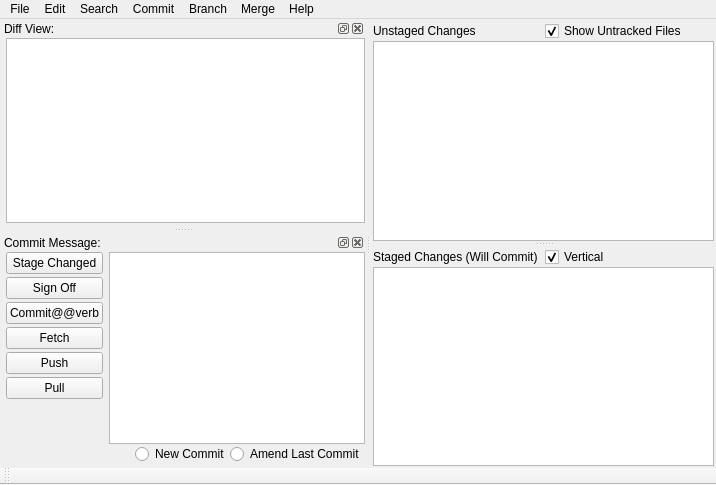
Before: the Qt Designer form ui/main.ui in git-cola/git-cola, drawn with Qt 5.
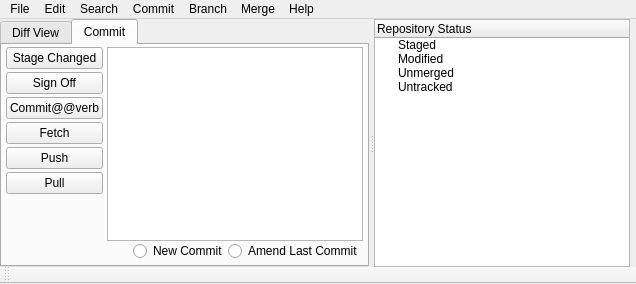
After: the same form once the commit is applied. The open tabs and pages were chosen to show the change.

```diff
--- a/ui/main.ui
+++ b/ui/main.ui
@@ -6,181 +6,414 @@
    <rect>
     <x>0</x>
     <y>0</y>
-    <width>716</width>
-    <height>485</height>
+    <width>621</width>
+    <height>281</height>
    </rect>
   </property>
   <property name="dockOptions" >
    <set>QMainWindow::AllowNestedDocks|QMainWindow::AllowTabbedDocks|QMainWindow::AnimatedDocks|QMainWindow::ForceTabbedDocks</set>
   </property>
   <widget class="QWidget" name="centralwidget" >
-   <property name="geometry" >
-    <rect>
-     <x>363</x>
-     <y>26</y>
-     <width>353</width>
-     <height>444</height>
-    </rect>
-   </property>
    <property name="sizePolicy" >
     <sizepolicy vsizetype="Minimum" hsizetype="Minimum" >
      <horstretch>1</horstretch>
      <verstretch>1</verstretch>
     </sizepolicy>
    </property>
-   <layout class="QHBoxLayout" >
+   <layout class="QHBoxLayout" name="horizontalLayout_2" >
     <property name="spacing" >
+     <number>4</number>
+    </property>
+    <property name="leftMargin" >
      <number>0</number>
     </property>
-    <property name="margin" >
+    <property name="topMargin" >
+     <number>0</number>
+    </property>
+    <property name="rightMargin" >
+     <number>6</number>
+    </property>
+    <property name="bottomMargin" >
      <number>0</number>
     </property>
     <item>
      <widget class="QSplitter" name="splitter" >
-      <property name="sizePolicy" >
-       <sizepolicy vsizetype="Minimum" hsizetype="Minimum" >
-        <horstretch>0</horstretch>
-        <verstretch>1</verstretch>
-       </sizepolicy>
-      </property>
-      <property name="minimumSize" >
-       <size>
-        <width>1</width>
-        <height>1</height>
-       </size>
-      </property>
-      <property name="frameShape" >
-       <enum>QFrame::NoFrame</enum>
-      </property>
-      <property name="frameShadow" >
-       <enum>QFrame::Plain</enum>
-      </property>
       <property name="orientation" >
-       <enum>Qt::Vertical</enum>
-      </property>
-      <property name="opaqueResize" >
-       <bool>false</bool>
+       <enum>Qt::Horizontal</enum>
       </property>
       <property name="handleWidth" >
-       <number>2</number>
+       <number>5</number>
       </property>
-      <widget class="QWidget" name="layoutWidget" >
-       <layout class="QVBoxLayout" >
-        <property name="spacing" >
-         <number>0</number>
-        </property>
-        <item>
-         <layout class="QHBoxLayout" >
-          <item>
-           <widget class="QLabel" name="label_3" >
-            <property name="sizePolicy" >
-             <sizepolicy vsizetype="Fixed" hsizetype="Minimum" >
-              <horstretch>0</horstretch>
-              <verstretch>0</verstretch>
-             </sizepolicy>
+      <widget class="QTabWidget" name="tabwidget" >
+       <property name="sizePolicy" >
+        <sizepolicy vsizetype="Expanding" hsizetype="Expanding" >
+         <horstretch>1</horstretch>
+         <verstretch>0</verstretch>
+        </sizepolicy>
+       </property>
+       <property name="currentIndex" >
+        <number>0</number>
+       </property>
+       <widget class="QWidget" name="diffwidget" >
+        <attribute name="title" >
+         <string>Diff View</string>
+        </attribute>
+        <layout class="QVBoxLayout" name="verticalLayout_2" >
+         <property name="spacing" >
+          <number>0</number>
+         </property>
+         <property name="leftMargin" >
+          <number>4</number>
+         </property>
+         <property name="topMargin" >
+          <number>2</number>
+         </property>
+         <property name="rightMargin" >
+          <number>4</number>
+         </property>
+         <property name="bottomMargin" >
+          <number>4</number>
+         </property>
+         <item>
+          <widget class="QTextEdit" name="display_text" >
+           <property name="sizePolicy" >
+            <sizepolicy vsizetype="MinimumExpanding" hsizetype="MinimumExpanding" >
+             <horstretch>0</horstretch>
+             <verstretch>0</verstretch>
+            </sizepolicy>
+           </property>
+           <property name="minimumSize" >
+            <size>
+             <width>1</width>
+             <height>1</height>
+            </size>
+           </property>
+           <property name="tabChangesFocus" >
+            <bool>true</bool>
+           </property>
+           <property name="lineWrapMode" >
+            <enum>QTextEdit::NoWrap</enum>
+           </property>
+           <property name="readOnly" >
+            <bool>true</bool>
+           </property>
+           <property name="acceptRichText" >
+            <bool>false</bool>
+           </property>
+           <property name="cursorWidth" >
+            <number>2</number>
+           </property>
+           <property name="textInteractionFlags" >
+            <set>Qt::LinksAccessibleByKeyboard|Qt::LinksAccessibleByMouse|Qt::TextBrowserInteraction|Qt::TextSelectableByKeyboard|Qt::TextSelectableByMouse</set>
+           </property>
+          </widget>
+         </item>
+        </layout>
+       </widget>
+       <widget class="QWidget" name="commitwidget" >
+        <attribute name="title" >
+         <string>Commit</string>
+        </attribute>
+        <layout class="QHBoxLayout" name="horizontalLayout" >
+         <property name="spacing" >
+          <number>4</number>
+         </property>
+         <property name="leftMargin" >
+          <number>4</number>
+         </property>
+         <property name="topMargin" >
+          <number>2</number>
+         </property>
+         <property name="rightMargin" >
+          <number>4</number>
+         </property>
+         <property name="bottomMargin" >
+          <number>4</number>
+         </property>
+         <item>
+          <widget class="QWidget" native="1" name="widget_4" >
+           <property name="sizePolicy" >
+            <sizepolicy vsizetype="Preferred" hsizetype="Minimum" >
+             <horstretch>0</horstretch>
+             <verstretch>0</verstretch>
+            </sizepolicy>
+           </property>
+           <property name="minimumSize" >
+            <size>
+             <width>0</width>
+             <height>10</height>
+            </size>
+           </property>
+           <layout class="QVBoxLayout" >
+            <property name="spacing" >
+             <number>3</number>
             </property>
-            <property name="minimumSize" >
-             <size>
-              <width>121</width>
-              <height>14</height>
-             </size>
+            <property name="sizeConstraint" >
+             <enum>QLayout::SetNoConstraint</enum>
             </property>
-            <property name="text" >
-             <string>Unstaged Changes</string>
+            <property name="margin" >
+             <number>0</number>
             </property>
-           </widget>
-          </item>
-          <item>
-           <widget class="QCheckBox" name="show_untracked" >
-            <property name="text" >
-             <string>Show Untracked Files</string>
-            </property>
-            <property name="checked" >
-             <bool>true</bool>
-            </property>
-           </widget>
-          </item>
-         </layout>
-        </item>
-        <item>
-         <widget class="QListWidget" name="unstaged" >
-          <property name="sizePolicy" >
-           <sizepolicy vsizetype="MinimumExpanding" hsizetype="MinimumExpanding" >
-            <horstretch>0</horstretch>
-            <verstretch>0</verstretch>
-           </sizepolicy>
-          </property>
-          <property name="alternatingRowColors" >
-           <bool>true</bool>
-          </property>
-          <property name="selectionMode" >
-           <enum>QAbstractItemView::ExtendedSelection</enum>
-          </property>
-          <property name="viewMode" >
-           <enum>QListView::ListMode</enum>
-          </property>
-          <property name="uniformItemSizes" >
-           <bool>true</bool>
-          </property>
-         </widget>
-        </item>
-       </layout>
+            <item>
+             <widget class="QPushButton" name="stage_button" >
+              <property name="sizePolicy" >
+               <sizepolicy vsizetype="Minimum" hsizetype="Minimum" >
+                <horstretch>0</horstretch>
+                <verstretch>0</verstretch>
+               </sizepolicy>
+              </property>
+              <property name="minimumSize" >
+               <size>
+                <width>0</width>
+                <height>22</height>
+               </size>
+              </property>
+              <property name="text" >
+               <string>Stage Changed</string>
+              </property>
+              <property name="flat" >
+               <bool>false</bool>
+              </property>
+             </widget>
+            </item>
+            <item>
+             <widget class="QPushButton" name="signoff_button" >
+              <property name="sizePolicy" >
+               <sizepolicy vsizetype="Minimum" hsizetype="Minimum" >
+                <horstretch>0</horstretch>
+                <verstretch>0</verstretch>
+               </sizepolicy>
+              </property>
+              <property name="minimumSize" >
+               <size>
+                <width>0</width>
+                <height>22</height>
+               </size>
+              </property>
+              <property name="text" >
+               <string>Sign Off</string>
+              </property>
+             </widget>
+            </item>
+            <item>
+             <widget class="QPushButton" name="commit_button" >
+              <property name="sizePolicy" >
+               <sizepolicy vsizetype="Minimum" hsizetype="Minimum" >
+                <horstretch>0</horstretch>
+                <verstretch>0</verstretch>
+               </sizepolicy>
+              </property>
+              <property name="minimumSize" >
+               <size>
+                <width>0</width>
+                <height>22</height>
+               </size>
+              </property>
+              <property name="text" >
+               <string>Commit@@verb</string>
+              </property>
+             </widget>
+            </item>
+            <item>
+             <widget class="QPushButton" name="fetch_button" >
+              <property name="sizePolicy" >
+               <sizepolicy vsizetype="Minimum" hsizetype="Minimum" >
+                <horstretch>0</horstretch>
+                <verstretch>0</verstretch>
+               </sizepolicy>
+              </property>
+              <property name="minimumSize" >
+               <size>
+                <width>0</width>
+                <height>22</height>
+               </size>
+              </property>
+              <property name="text" >
+               <string>Fetch</string>
+              </property>
+             </widget>
+            </item>
+            <item>
+             <widget class="QPushButton" name="push_button" >
+              <property name="sizePolicy" >
+               <sizepolicy vsizetype="Minimum" hsizetype="Minimum" >
+                <horstretch>0</horstretch>
+                <verstretch>0</verstretch>
+               </sizepolicy>
+              </property>
+              <property name="minimumSize" >
+               <size>
+                <width>0</width>
+                <height>22</height>
+               </size>
+              </property>
+              <property name="text" >
+               <string>Push</string>
+              </property>
+             </widget>
+            </item>
+            <item>
+             <widget class="QPushButton" name="pull_button" >
+              <property name="sizePolicy" >
+               <sizepolicy vsizetype="Minimum" hsizetype="Minimum" >
+                <horstretch>0</horstretch>
+                <verstretch>0</verstretch>
+               </sizepolicy>
+              </property>
+              <property name="minimumSize" >
+               <size>
+                <width>0</width>
+                <height>22</height>
+               </size>
+              </property>
+              <property name="text" >
+               <string>Pull</string>
+              </property>
+             </widget>
+            </item>
+            <item>
+             <spacer>
+              <property name="orientation" >
+               <enum>Qt::Vertical</enum>
+              </property>
+              <property name="sizeType" >
+               <enum>QSizePolicy::MinimumExpanding</enum>
+              </property>
+              <property name="sizeHint" stdset="0" >
+               <size>
+                <width>1</width>
+                <height>4</height>
+               </size>
+              </property>
+             </spacer>
+            </item>
+            <item>
+             <widget class="QLabel" name="column_label" >
+              <property name="text" >
+               <string/>
+              </property>
+              <property name="alignment" >
+               <set>Qt::AlignCenter</set>
+              </property>
+             </widget>
+            </item>
+           </layout>
+           <zorder>stage_button</zorder>
+           <zorder>signoff_button</zorder>
+           <zorder>commit_button</zorder>
+           <zorder>fetch_button</zorder>
+           <zorder>push_button</zorder>
+           <zorder>pull_button</zorder>
+           <zorder>column_label</zorder>
+           <zorder></zorder>
+          </widget>
+         </item>
+         <item>
+          <layout class="QVBoxLayout" name="verticalLayout" >
+           <property name="spacing" >
+            <number>0</number>
+           </property>
+           <item>
+            <widget class="QTextEdit" name="commitmsg" >
+             <property name="sizePolicy" >
+              <sizepolicy vsizetype="MinimumExpanding" hsizetype="Minimum" >
+               <horstretch>0</horstretch>
+               <verstretch>0</verstretch>
+              </sizepolicy>
+             </property>
+             <property name="lineWrapMode" >
+              <enum>QTextEdit::NoWrap</enum>
+             </property>
+             <property name="acceptRichText" >
+              <bool>false</bool>
+             </property>
+            </widget>
+           </item>
+           <item>
+            <layout class="QHBoxLayout" >
+             <property name="spacing" >
+              <number>0</number>
+             </property>
+             <property name="leftMargin" >
+              <number>0</number>
+             </property>
+             <item>
+              <spacer>
+               <property name="orientation" >
+                <enum>Qt::Horizontal</enum>
+               </property>
+               <property name="sizeType" >
+                <enum>QSizePolicy::MinimumExpanding</enum>
+               </property>
+               <property name="sizeHint" stdset="0" >
+                <size>
+                 <width>1</width>
+                 <height>1</height>
+                </size>
+               </property>
+              </spacer>
+             </item>
+             <item>
+              <widget class="QRadioButton" name="new_commit_radio" >
+               <property name="text" >
+                <string>New Commit</string>
+               </property>
+              </widget>
+             </item>
+             <item>
+              <widget class="QRadioButton" name="amend_radio" >
+               <property name="text" >
+                <string>Amend Last Commit</string>
+               </property>
+              </widget>
+             </item>
+            </layout>
+           </item>
+          </layout>
+         </item>
+        </layout>
+        <zorder>widget_4</zorder>
+        <zorder></zorder>
+       </widget>
       </widget>
-      <widget class="QWidget" name="layoutWidget_2" >
-       <layout class="QVBoxLayout" >
-        <property name="spacing" >
-         <number>0</number>
+      <widget class="QTreeWidget" name="status_tree" >
+       <property name="sizePolicy" >
+        <sizepolicy vsizetype="Expanding" hsizetype="MinimumExpanding" >
+         <horstretch>0</horstretch>
+         <verstretch>0</verstretch>
+        </sizepolicy>
+       </property>
+       <property name="selectionMode" >
+        <enum>QAbstractItemView::ExtendedSelection</enum>
+       </property>
+       <property name="animated" >
+        <bool>true</bool>
+       </property>
+       <column>
+        <property name="text" >
+         <string>Repository Status</string>
         </property>
-        <item>
-         <layout class="QHBoxLayout" >
-          <item>
-           <widget class="QLabel" name="label_2" >
-            <property name="sizePolicy" >
-             <sizepolicy vsizetype="Fixed" hsizetype="Minimum" >
-              <horstretch>0</horstretch>
-              <verstretch>0</verstretch>
-             </sizepolicy>
-            </property>
-            <property name="text" >
-             <string>Staged Changes (Will Commit)</string>
-            </property>
-           </widget>
-          </item>
-          <item>
-           <widget class="QCheckBox" name="vertical_checkbox" >
-            <property name="text" >
-             <string>Vertical</string>
-            </property>
-            <property name="checked" >
-             <bool>true</bool>
-            </property>
-           </widget>
-          </item>
-         </layout>
-        </item>
-        <item>
-         <widget class="QListWidget" name="staged" >
-          <property name="sizePolicy" >
-           <sizepolicy vsizetype="MinimumExpanding" hsizetype="MinimumExpanding" >
-            <horstretch>0</horstretch>
-            <verstretch>0</verstretch>
-           </sizepolicy>
-          </property>
-          <property name="alternatingRowColors" >
-           <bool>true</bool>
-          </property>
-          <property name="selectionMode" >
-           <enum>QAbstractItemView::ExtendedSelection</enum>
-          </property>
-          <property name="viewMode" >
-           <enum>QListView::ListMode</enum>
-          </property>
-          <property name="uniformItemSizes" >
-           <bool>true</bool>
-          </property>
-         </widget>
-        </item>
-       </layout>
+       </column>
+       <item>
+        <property name="text" >
+         <string>Staged</string>
+        </property>
+       </item>
+       <item>
+        <property name="text" >
+         <string>Modified</string>
+        </property>
+       </item>
+       <item>
+        <property name="text" >
+         <string>Unmerged</string>
+        </property>
+       </item>
+       <item>
+        <property name="text" >
+         <string>Untracked</string>
+        </property>
+       </item>
       </widget>
      </widget>
     </item>
@@ -191,8 +424,8 @@
     <rect>
      <x>0</x>
      <y>0</y>
-     <width>716</width>
-     <height>26</height>
+     <width>621</width>
+     <height>22</height>
     </rect>
    </property>
    <widget class="QMenu" name="commit_menu" >
@@ -338,469 +571,10 @@
    <addaction name="merge_menu" />
    <addaction name="help_menu" />
   </widget>
-  <widget class="QDockWidget" name="diff_dock" >
-   <property name="geometry" >
-    <rect>
-     <x>0</x>
-     <y>26</y>
-     <width>357</width>
-     <height>200</height>
-    </rect>
-   </property>
-   <property name="sizePolicy" >
-    <sizepolicy vsizetype="MinimumExpanding" hsizetype="MinimumExpanding" >
-     <horstretch>0</horstretch>
-     <verstretch>0</verstretch>
-    </sizepolicy>
-   </property>
-   <property name="minimumSize" >
-    <size>
-     <width>0</width>
-     <height>0</height>
-    </size>
-   </property>
-   <property name="floating" >
-    <bool>false</bool>
-   </property>
-   <property name="windowTitle" >
-    <string>Diff View:</string>
-   </property>
-   <attribute name="dockWidgetArea" >
-    <number>1</number>
-   </attribute>
-   <widget class="QWidget" name="dockWidgetContents_2" >
-    <property name="geometry" >
-     <rect>
-      <x>0</x>
-      <y>20</y>
-      <width>357</width>
-      <height>180</height>
-     </rect>
-    </property>
-    <layout class="QHBoxLayout" >
-     <property name="spacing" >
-      <number>0</number>
-     </property>
-     <property name="sizeConstraint" >
-      <enum>QLayout::SetNoConstraint</enum>
-     </property>
-     <property name="leftMargin" >
-      <number>6</number>
-     </property>
-     <property name="topMargin" >
-      <number>0</number>
-     </property>
-     <property name="rightMargin" >
-      <number>0</number>
-     </property>
-     <property name="bottomMargin" >
-      <number>4</number>
-     </property>
-     <item>
-      <widget class="QWidget" native="1" name="widget" >
-       <property name="sizePolicy" >
-        <sizepolicy vsizetype="MinimumExpanding" hsizetype="MinimumExpanding" >
-         <horstretch>0</horstretch>
-         <verstretch>0</verstretch>
-        </sizepolicy>
-       </property>
-       <property name="minimumSize" >
-        <size>
-         <width>111</width>
-         <height>50</height>
-        </size>
-       </property>
-       <layout class="QVBoxLayout" >
-        <property name="spacing" >
-         <number>0</number>
-        </property>
-        <property name="margin" >
-         <number>0</number>
-        </property>
-        <item>
-         <widget class="QTextEdit" name="display_text" >
-          <property name="sizePolicy" >
-           <sizepolicy vsizetype="MinimumExpanding" hsizetype="MinimumExpanding" >
-            <horstretch>0</horstretch>
-            <verstretch>0</verstretch>
-           </sizepolicy>
-          </property>
-          <property name="minimumSize" >
-           <size>
-            <width>1</width>
-            <height>1</height>
-           </size>
-          </property>
-          <property name="tabChangesFocus" >
-           <bool>true</bool>
-          </property>
-          <property name="lineWrapMode" >
-           <enum>QTextEdit::NoWrap</enum>
-          </property>
-          <property name="readOnly" >
-           <bool>true</bool>
-          </property>
-          <property name="acceptRichText" >
-           <bool>false</bool>
-          </property>
-          <property name="cursorWidth" >
-           <number>2</number>
-          </property>
-          <property name="textInteractionFlags" >
-           <set>Qt::LinksAccessibleByKeyboard|Qt::LinksAccessibleByMouse|Qt::TextBrowserInteraction|Qt::TextSelectableByKeyboard|Qt::TextSelectableByMouse</set>
-          </property>
-         </widget>
-        </item>
-       </layout>
-      </widget>
-     </item>
-    </layout>
-   </widget>
-  </widget>
-  <widget class="QDockWidget" name="editor_dock" >
-   <property name="geometry" >
-    <rect>
-     <x>0</x>
-     <y>232</y>
-     <width>357</width>
-     <height>238</height>
-    </rect>
-   </property>
-   <property name="sizePolicy" >
-    <sizepolicy vsizetype="Minimum" hsizetype="Minimum" >
-     <horstretch>0</horstretch>
-     <verstretch>0</verstretch>
-    </sizepolicy>
-   </property>
-   <property name="floating" >
-    <bool>false</bool>
-   </property>
-   <property name="windowTitle" >
-    <string>Commit Message:</string>
-   </property>
-   <attribute name="dockWidgetArea" >
-    <number>1</number>
-   </attribute>
-   <widget class="QWidget" name="dockWidgetContents_3" >
-    <property name="geometry" >
-     <rect>
-      <x>0</x>
-      <y>20</y>
-      <width>357</width>
-      <height>218</height>
-     </rect>
-    </property>
-    <property name="sizePolicy" >
-     <sizepolicy vsizetype="MinimumExpanding" hsizetype="MinimumExpanding" >
-      <horstretch>0</horstretch>
-      <verstretch>0</verstretch>
-     </sizepolicy>
-    </property>
-    <layout class="QHBoxLayout" >
-     <property name="spacing" >
-      <number>0</number>
-     </property>
-     <property name="sizeConstraint" >
-      <enum>QLayout::SetNoConstraint</enum>
-     </property>
-     <property name="leftMargin" >
-      <number>6</number>
-     </property>
-     <property name="topMargin" >
-      <number>0</number>
-     </property>
-     <property name="rightMargin" >
-      <number>0</number>
-     </property>
-     <property name="bottomMargin" >
-      <number>4</number>
-     </property>
-     <item>
-      <widget class="QWidget" native="1" name="widget_2" >
-       <property name="sizePolicy" >
-        <sizepolicy vsizetype="Minimum" hsizetype="MinimumExpanding" >
-         <horstretch>0</horstretch>
-         <verstretch>1</verstretch>
-        </sizepolicy>
-       </property>
-       <property name="minimumSize" >
-        <size>
-         <width>10</width>
-         <height>100</height>
-        </size>
-       </property>
-       <layout class="QHBoxLayout" >
-        <property name="spacing" >
-         <number>6</number>
-        </property>
-        <property name="margin" >
-         <number>0</number>
-        </property>
-        <item>
-         <widget class="QWidget" native="1" name="widget_4" >
-          <property name="sizePolicy" >
-           <sizepolicy vsizetype="Preferred" hsizetype="Minimum" >
-            <horstretch>0</horstretch>
-            <verstretch>0</verstretch>
-           </sizepolicy>
-          </property>
-          <property name="minimumSize" >
-           <size>
-            <width>0</width>
-            <height>10</height>
-           </size>
-          </property>
-          <layout class="QVBoxLayout" >
-           <property name="spacing" >
-            <number>3</number>
-           </property>
-           <property name="sizeConstraint" >
-            <enum>QLayout::SetNoConstraint</enum>
-           </property>
-           <property name="margin" >
-            <number>0</number>
-           </property>
-           <item>
-            <widget class="QPushButton" name="stage_button" >
-             <property name="sizePolicy" >
-              <sizepolicy vsizetype="Minimum" hsizetype="Minimum" >
-               <horstretch>0</horstretch>
-               <verstretch>0</verstretch>
-              </sizepolicy>
-             </property>
-             <property name="minimumSize" >
-              <size>
-               <width>0</width>
-               <height>22</height>
-              </size>
-             </property>
-             <property name="text" >
-              <string>Stage Changed</string>
-             </property>
-             <property name="flat" >
-              <bool>false</bool>
-             </property>
-            </widget>
-           </item>
-           <item>
-            <widget class="QPushButton" name="signoff_button" >
-             <property name="sizePolicy" >
-              <sizepolicy vsizetype="Minimum" hsizetype="Minimum" >
-               <horstretch>0</horstretch>
-               <verstretch>0</verstretch>
-              </sizepolicy>
-             </property>
-             <property name="minimumSize" >
-              <size>
-               <width>0</width>
-               <height>22</height>
-              </size>
-             </property>
-             <property name="text" >
-              <string>Sign Off</string>
-             </property>
-            </widget>
-           </item>
-           <item>
-            <widget class="QPushButton" name="commit_button" >
-             <property name="sizePolicy" >
-              <sizepolicy vsizetype="Minimum" hsizetype="Minimum" >
-               <horstretch>0</horstretch>
-               <verstretch>0</verstretch>
-              </sizepolicy>
-             </property>
-             <property name="minimumSize" >
-              <size>
-               <width>0</width>
-               <height>22</height>
-              </size>
-             </property>
-             <property name="text" >
-              <string>Commit@@verb</string>
-             </property>
-            </widget>
-           </item>
-           <item>
-            <widget class="QPushButton" name="fetch_button" >
-             <property name="sizePolicy" >
-              <sizepolicy vsizetype="Minimum" hsizetype="Minimum" >
-               <horstretch>0</horstretch>
-               <verstretch>0</verstretch>
-              </sizepolicy>
-             </property>
-             <property name="minimumSize" >
-              <size>
-               <width>0</width>
-               <height>22</height>
-              </size>
-             </property>
-             <property name="text" >
-              <string>Fetch</string>
-             </property>
-            </widget>
-           </item>
-           <item>
-            <widget class="QPushButton" name="push_button" >
-             <property name="sizePolicy" >
-              <sizepolicy vsizetype="Minimum" hsizetype="Minimum" >
-               <horstretch>0</horstretch>
-               <verstretch>0</verstretch>
-              </sizepolicy>
-             </property>
-             <property name="minimumSize" >
-              <size>
-               <width>0</width>
-               <height>22</height>
-              </size>
-             </property>
-             <property name="text" >
-              <string>Push</string>
-             </property>
-            </widget>
-           </item>
-           <item>
-            <widget class="QPushButton" name="pull_button" >
-             <property name="sizePolicy" >
-              <sizepolicy vsizetype="Minimum" hsizetype="Minimum" >
-               <horstretch>0</horstretch>
-               <verstretch>0</verstretch>
-              </sizepolicy>
-             </property>
-             <property name="minimumSize" >
-              <size>
-               <width>0</width>
-               <height>22</height>
-              </size>
-             </property>
-             <property name="text" >
-              <string>Pull</string>
-             </property>
-            </widget>
-           </item>
-           <item>
-            <spacer>
-             <property name="orientation" >
-              <enum>Qt::Vertical</enum>
-             </property>
-             <property name="sizeType" >
-              <enum>QSizePolicy::MinimumExpanding</enum>
-             </property>
-             <property name="sizeHint" stdset="0" >
-              <size>
-               <width>1</width>
-               <height>4</height>
-              </size>
-             </property>
-            </spacer>
-           </item>
-           <item>
-            <widget class="QLabel" name="column_label" >
-             <property name="text" >
-              <string/>
-             </property>
-             <property name="alignment" >
-              <set>Qt::AlignCenter</set>
-             </property>
-            </widget>
-           </item>
-          </layout>
-         </widget>
-        </item>
-        <item>
-         <widget class="QWidget" native="1" name="widget_3" >
-          <property name="sizePolicy" >
-           <sizepolicy vsizetype="Minimum" hsizetype="MinimumExpanding" >
-            <horstretch>0</horstretch>
-            <verstretch>0</verstretch>
-           </sizepolicy>
-          </property>
-          <layout class="QVBoxLayout" >
-           <property name="spacing" >
-            <number>0</number>
-           </property>
-           <property name="sizeConstraint" >
-            <enum>QLayout::SetNoConstraint</enum>
-           </property>
-           <property name="margin" >
-            <number>0</number>
-           </property>
-           <item>
-            <widget class="QTextEdit" name="commitmsg" >
-             <property name="sizePolicy" >
-              <sizepolicy vsizetype="MinimumExpanding" hsizetype="Minimum" >
-               <horstretch>0</horstretch>
-               <verstretch>0</verstretch>
-              </sizepolicy>
-             </property>
-             <property name="lineWrapMode" >
-              <enum>QTextEdit::NoWrap</enum>
-             </property>
-             <property name="acceptRichText" >
-              <bool>false</bool>
-             </property>
-            </widget>
-           </item>
-           <item>
-            <layout class="QHBoxLayout" >
-             <property name="spacing" >
-              <number>0</number>
-             </property>
-             <property name="leftMargin" >
-              <number>4</number>
-             </property>
-             <item>
-              <spacer>
-               <property name="orientation" >
-                <enum>Qt::Horizontal</enum>
-               </property>
-               <property name="sizeType" >
-                <enum>QSizePolicy::MinimumExpanding</enum>
-               </property>
-               <property name="sizeHint" stdset="0" >
-                <size>
-                 <width>1</width>
-                 <height>1</height>
-                </size>
-               </property>
-              </spacer>
-             </item>
-             <item>
-              <widget class="QRadioButton" name="new_commit_radio" >
-               <property name="text" >
-                <string>New Commit</string>
-               </property>
-              </widget>
-             </item>
-             <item>
-              <widget class="QRadioButton" name="amend_radio" >
-               <property name="text" >
-                <string>Amend Last Commit</string>
-               </property>
-              </widget>
-             </item>
-            </layout>
-           </item>
-          </layout>
-         </widget>
-        </item>
-       </layout>
-      </widget>
-     </item>
-    </layout>
-   </widget>
-  </widget>
   <widget class="QToolBar" name="toolbar" >
    <property name="enabled" >
     <bool>true</bool>
    </property>
-   <property name="geometry" >
-    <rect>
-     <x>0</x>
-     <y>470</y>
-     <width>716</width>
-     <height>15</height>
-    </rect>
-   </property>
    <property name="windowTitle" >
     <string>toolbar</string>
    </property>
```
